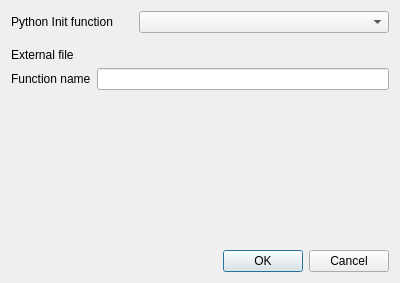
The window that src/ui/qgsattributesforminitcode.ui (carsmie/QGIS) describes before a commit, drawn with Qt 5.
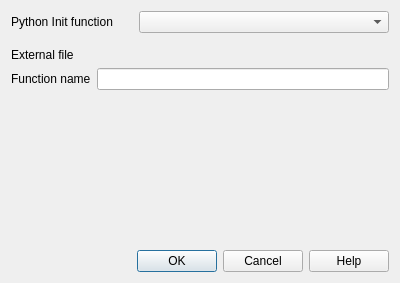
The same window after the commit. Custom widgets are drawn as their Qt base class.

Commit message: Add tab order and enable help button

```diff
--- a/src/ui/qgsattributesforminitcode.ui
+++ b/src/ui/qgsattributesforminitcode.ui
@@ -101,7 +101,7 @@
       <enum>Qt::Horizontal</enum>
      </property>
      <property name="standardButtons">
-      <set>QDialogButtonBox::Cancel|QDialogButtonBox::Ok</set>
+      <set>QDialogButtonBox::Cancel|QDialogButtonBox::Help|QDialogButtonBox::Ok</set>
      </property>
     </widget>
    </item>
```
Left out of the diff: 4 changed lines with no effect on the pictures. The commit also changes 2 other files.
